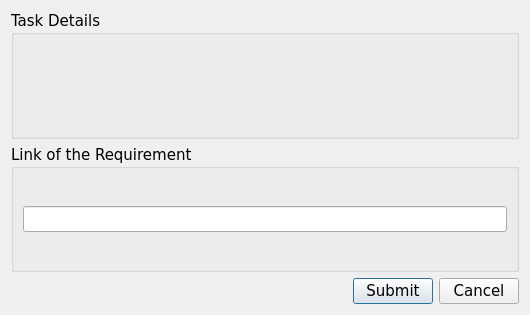
Qt form CLOCKWORK_SEMESTER/submit_task.ui (AmielJohnPadasay/ClockWork) before a commit.
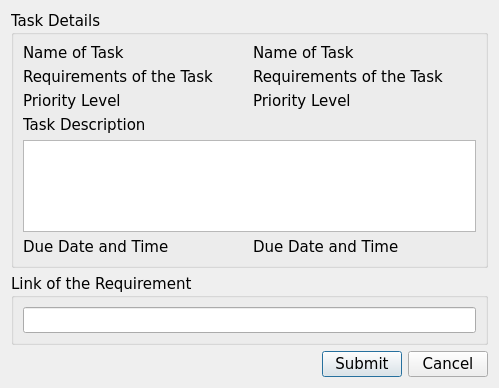
The same form after that commit.

Commit message: Currently working on Submit Task

```diff
--- a/CLOCKWORK_SEMESTER/submit_task.ui
+++ b/CLOCKWORK_SEMESTER/submit_task.ui
@@ -6,8 +6,8 @@
    <rect>
     <x>0</x>
     <y>0</y>
-    <width>530</width>
-    <height>315</height>
+    <width>499</width>
+    <height>388</height>
    </rect>
   </property>
   <property name="font">
@@ -64,6 +64,85 @@
      <property name="title">
       <string>Task Details</string>
      </property>
+     <layout class="QGridLayout" name="gridLayout_3">
+      <item row="0" column="0">
+       <widget class="QLabel" name="name_task_label">
+        <property name="text">
+         <string>Name of Task</string>
+        </property>
+       </widget>
+      </item>
+      <item row="0" column="1">
+       <widget class="QLabel" name="name_task_label_input">
+        <property name="text">
+         <string>Name of Task</string>
+        </property>
+       </widget>
+      </item>
+      <item row="1" column="0">
+       <widget class="QLabel" name="req_task_label">
+        <property name="text">
+         <string>Requirements of the Task</string>
+        </property>
+       </widget>
+      </item>
+      <item row="1" column="1">
+       <widget class="QLabel" name="req_task_label_input">
+        <property name="text">
+         <string>Requirements of the Task</string>
+        </property>
+       </widget>
+      </item>
+      <item row="2" column="0">
+       <widget class="QLabel" name="prioritylevel_label">
+        <property name="text">
+         <string>Priority Level</string>
+        </property>
+       </widget>
+      </item>
+      <item row="2" column="1">
+       <widget class="QLabel" name="prioritylevel_label_input">
+        <property name="text">
+         <string>Priority Level</string>
+        </property>
+       </widget>
+      </item>
+      <item row="4" column="0" colspan="2">
+       <widget class="QTextBrowser" name="task_description_box">
+        <property name="html">
+         <string>&lt;!DOCTYPE HTML PUBLIC &quot;-//W3C//DTD HTML 4.0//EN&quot; &quot;http://www.w3.org/TR/REC-html40/strict.dtd&quot;&gt;
+&lt;html&gt;&lt;head&gt;&lt;meta name=&quot;qrichtext&quot; content=&quot;1&quot; /&gt;&lt;meta charset=&quot;utf-8&quot; /&gt;&lt;style type=&quot;text/css&quot;&gt;
+p, li { white-space: pre-wrap; }
+hr { height: 1px; border-width: 0; }
+li.unchecked::marker { content: &quot;\2610&quot;; }
+li.checked::marker { content: &quot;\2612&quot;; }
+&lt;/style&gt;&lt;/head&gt;&lt;body style=&quot; font-family:'Verdana'; font-size:11pt; font-weight:400; font-style:normal;&quot;&gt;
+&lt;p style=&quot;-qt-paragraph-type:empty; margin-top:0px; margin-bottom:0px; margin-left:0px; margin-right:0px; -qt-block-indent:0; text-indent:0px;&quot;&gt;&lt;br /&gt;&lt;/p&gt;&lt;/body&gt;&lt;/html&gt;</string>
+        </property>
+       </widget>
+      </item>
+      <item row="5" column="0">
+       <widget class="QLabel" name="duedate_label">
+        <property name="text">
+         <string>Due Date and Time</string>
+        </property>
+       </widget>
+      </item>
+      <item row="5" column="1">
+       <widget class="QLabel" name="duedate_label_input">
+        <property name="text">
+         <string>Due Date and Time</string>
+        </property>
+       </widget>
+      </item>
+      <item row="3" column="0" colspan="2">
+       <widget class="QLabel" name="task_description">
+        <property name="text">
+         <string>Task Description</string>
+        </property>
+       </widget>
+      </item>
+     </layout>
     </widget>
    </item>
   </layout>
```
The commit also changes 3 other files.
